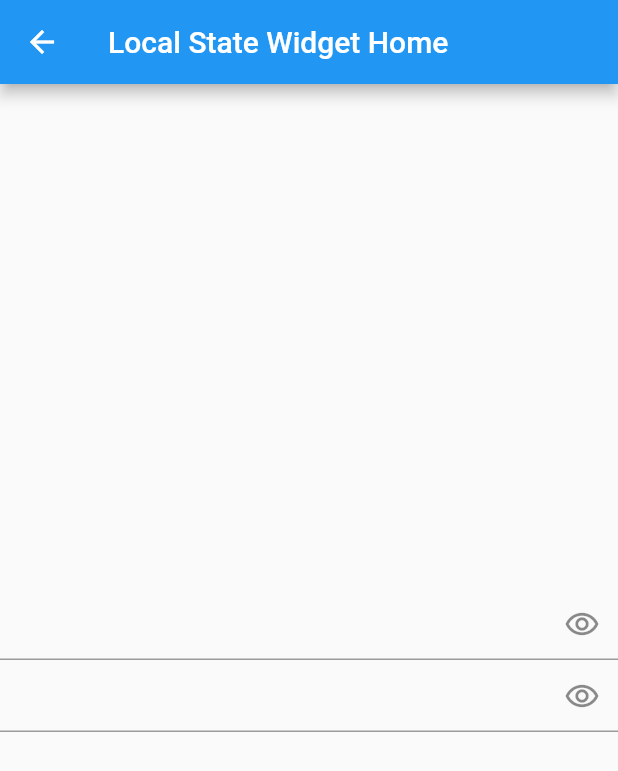
After one commit to 2DevGs/get_state_manager, a Flutter app: the screen it shows after launch, after a tap on "Local State Widget", on a phone screen of 412 x 824 dp. The commit adds this screen. Shown: the top 771 px of the screen. Run offline on Flutter 3.47's test engine with Material 2 defaults, Android fonts, the phone set to English and light mode, and no system bars; our stand-ins replace get.

Commit message:
Local state widgets
In this commit, a basic structure was implemented to demonstrate the use of ValueBuilder and ObxValue.

```diff
--- a/lib/home_page.dart
+++ b/lib/home_page.dart
@@ -62,6 +62,12 @@ class HomePage extends StatelessWidget {
               },
               child: const Text('Getx Widget'),
             ),
+            TextButton(
+              onPressed: () {
+                Get.toNamed('/localStateWidget');
+              },
+              child: const Text('Local State Widget'),
+            ),
           ],
         ),
       ),
--- /dev/null
+++ b/lib/local_state_widget/local_state_widget_page.dart
@@ -0,0 +1,62 @@
+import 'package:flutter/material.dart';
+import 'package:get/get.dart';
+
+class LocalStateWidgetPage extends StatelessWidget {
+  const LocalStateWidgetPage({super.key});
+
+  @override
+  Widget build(BuildContext context) {
+    return Scaffold(
+      appBar: AppBar(
+        title: const Text('Local State Widget Home'),
+      ),
+      body: Center(
+        child: Column(
+          mainAxisAlignment: MainAxisAlignment.center,
+          children: [
+            ValueBuilder<bool?>(
+              initialValue: true,
+              builder: (obscureValue, updater) {
+                return TextFormField(
+                  obscureText: obscureValue!,
+                  decoration: InputDecoration(
+                    suffixIcon: IconButton(
+                      onPressed: () {
+                        updater(!obscureValue);
+                      },
+                      icon: const Icon(
+                        Icons.remove_red_eye_outlined,
+                      ),
+                    ),
+                  ),
+                );
+              },
+              onUpdate: (p0) {
+                print('Alterado Para $p0');
+              },
+              onDispose: () {
+                print('Removido da arvore de widget');
+              },
+            ),
+            ObxValue<RxBool>(
+              (obscureData) {
+                return TextFormField(
+                  obscureText: obscureData.value,
+                  decoration: InputDecoration(
+                    suffixIcon: IconButton(
+                      icon: const Icon(Icons.remove_red_eye_outlined),
+                      onPressed: () {
+                        obscureData.toggle();
+                      },
+                    ),
+                  ),
+                );
+              },
+              true.obs,
+            ),
+          ],
+        ),
+      ),
+    );
+  }
+}
--- a/lib/main.dart
+++ b/lib/main.dart
@@ -1,14 +1,15 @@
 import 'package:flutter/material.dart';
 import 'package:get/get.dart';
-import 'package:get_state_manager/controllers/getxcontroller_example/controller.dart';
-import 'package:get_state_manager/getx_widget/getx_widget_page.dart';
 
 import 'atualizacao/atuzalizacao_objetos_page.dart';
 import 'basico/reatividade_page.dart';
 import 'controllers/controllers_home_page.dart';
+import 'controllers/getxcontroller_example/controller.dart';
 import 'controllers/getxcontroller_example/getx_controller_example_page.dart';
 import 'getx_widget/getx_widget_controller.dart';
+import 'getx_widget/getx_widget_page.dart';
 import 'home_page.dart';
+import 'local_state_widget/local_state_widget_page.dart';
 import 'tipos/tipo_obs_page.dart';
 import 'tipos/tipo_reativos_genericos_nullos_page.dart';
 import 'tipos/tipo_reativos_genericos_page.dart';
@@ -74,6 +75,10 @@ class MyApp extends StatelessWidget {
             () => GetxWidgetController(),
           ),
         ),
+        GetPage(
+          name: '/localStateWidget',
+          page: () => const LocalStateWidgetPage(),
+        ),
       ],
     );
   }
```
